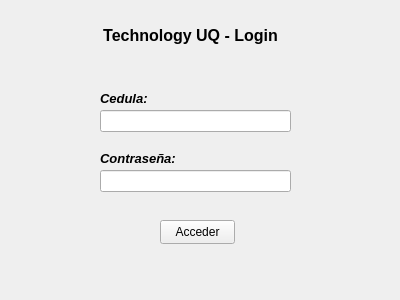
Old version of the form GUI/Login.ui in the repository GT09Neil/proyecto_ventas.
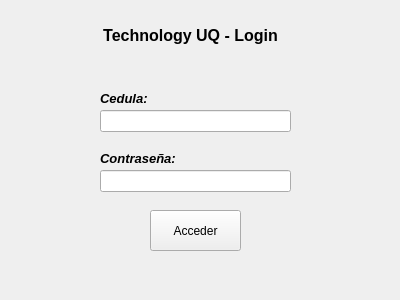
New version of the form.

Diff of the .ui file:
```diff
--- a/GUI/Login.ui
+++ b/GUI/Login.ui
@@ -101,10 +101,10 @@
   <widget class="QPushButton" name="AccederBTN">
    <property name="geometry">
     <rect>
-     <x>160</x>
-     <y>220</y>
-     <width>75</width>
-     <height>24</height>
+     <x>150</x>
+     <y>210</y>
+     <width>91</width>
+     <height>41</height>
     </rect>
    </property>
    <property name="text">
```
Left out of the diff: 4 changed lines with no effect on the pictures.
